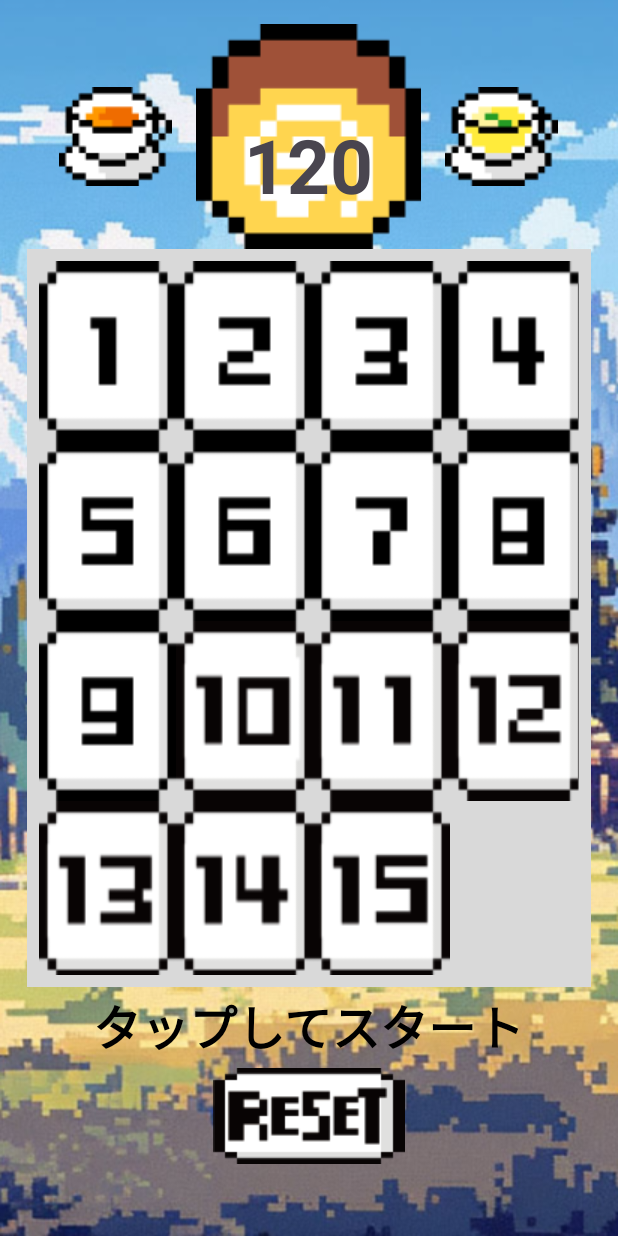
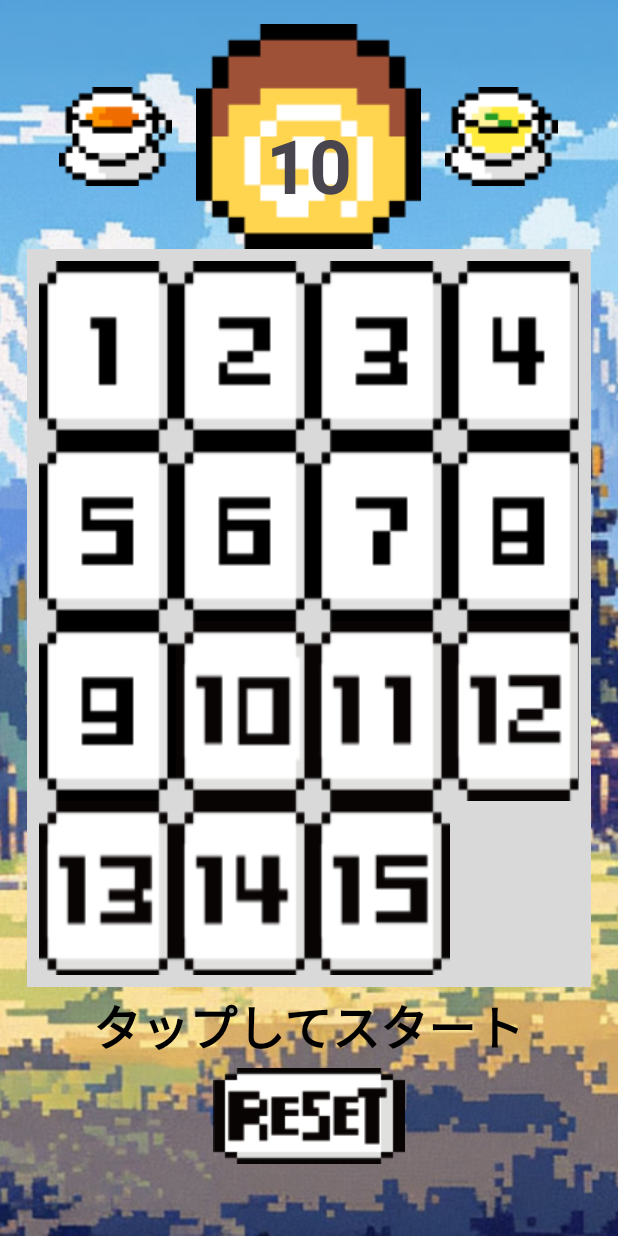
Before and after one commit to lisa6w6asil/ICEinWonderLand, an Android app: the fragment PuzzleFragment placed in its activity, on a phone screen of 412 x 824 dp. Run offline under Robolectric (Android 15) with nearby library versions, the phone set to English and light mode, and no system bars.

Commit message:
no message

```diff
--- a/app/src/main/java/com/example/iceinwonderland/ui/GameResultCallback.java
+++ b/app/src/main/java/com/example/iceinwonderland/ui/GameResultCallback.java
@@ -2,6 +2,4 @@ package com.example.iceinwonderland.ui;
 
 public interface GameResultCallback {
     void onGameResult(boolean isClear);
-
-
 }
--- a/app/src/main/java/com/example/iceinwonderland/ui/fifteenpuzzle/PuzzleFragment.java
+++ b/app/src/main/java/com/example/iceinwonderland/ui/fifteenpuzzle/PuzzleFragment.java
@@ -28,7 +28,7 @@ public class PuzzleFragment extends Fragment {
     private ArrayList<Integer> tileOrder = new ArrayList<>();
     private TextView startText, timerLabel;
     private CountDownTimer countDownTimer;
-    private final long timeLimit = 120000; // 120秒（ミリ秒）
+    private final long timeLimit = 10000; // 120秒（ミリ秒）
     private GameResultCallback callback;
 
 
@@ -60,7 +60,7 @@ public class PuzzleFragment extends Fragment {
         startText = view.findViewById(R.id.start_text);
         timerLabel = view.findViewById(R.id.timerLabel);
 
-        timerLabel.setText("120");
+        timerLabel.setText("10");
 
         // ImageButton の初期化
         for (int i = 0; i < 16; i++) {
--- a/app/src/main/java/com/example/iceinwonderland/ui/quiz/QuizFragment.java
+++ b/app/src/main/java/com/example/iceinwonderland/ui/quiz/QuizFragment.java
@@ -129,7 +129,6 @@ public class QuizFragment extends Fragment {
     }
 
     private void createQuiz(){
-        //todo:クイズをリセットする。同じ問題は嫌かも...別にいいかなぁ
         int quizIndex = new Random().nextInt(QuizData.QUESTIONS.length);
         String quizStr = QuizData.QUESTIONS[quizIndex][0];
         quizText.setText(quizStr);
--- a/app/src/main/java/com/example/iceinwonderland/ui/stopwatch/StopwatchFragment.java
+++ b/app/src/main/java/com/example/iceinwonderland/ui/stopwatch/StopwatchFragment.java
@@ -68,7 +68,7 @@ public class StopwatchFragment extends Fragment {
     // 最初の目標タイム設定
     private void setInitialTargetTime() {
         Random random = new Random();
-        int[] targetTimes = {3000};
+        int[] targetTimes = {3000, 5000, 7000, 10000};
         // 目標タイム一旦3秒 (3秒、5秒、7秒、10秒)int[] targetTimes = {3000, 5000, 7000, 10000};
         targetTimeMillis = targetTimes[random.nextInt(targetTimes.length)];
         targetTimeText.setText(String.format("目標タイム: %.3f秒", targetTimeMillis / 1000.0));
@@ -77,7 +77,7 @@ public class StopwatchFragment extends Fragment {
     // 新しい目標タイムを設定するメソッド（2回目以降に呼ばれる）
     private void setRandomTargetTime() {
         Random random = new Random();
-        int[] targetTimes = {3000};
+        int[] targetTimes = {3000, 5000, 7000, 10000};
         // 目標タイム一旦3秒 (3秒、5秒、7秒、10秒) int[] targetTimes = {3000, 5000, 7000, 10000};
         targetTimeMillis = targetTimes[random.nextInt(targetTimes.length)];
         targetTimeText.setText(String.format("目標タイム: %.3f秒", targetTimeMillis / 1000.0));
```
Also changed, not shown: app/src/main/java/com/example/iceinwonderland/data/QuizData.java (+12 -4 lines).
